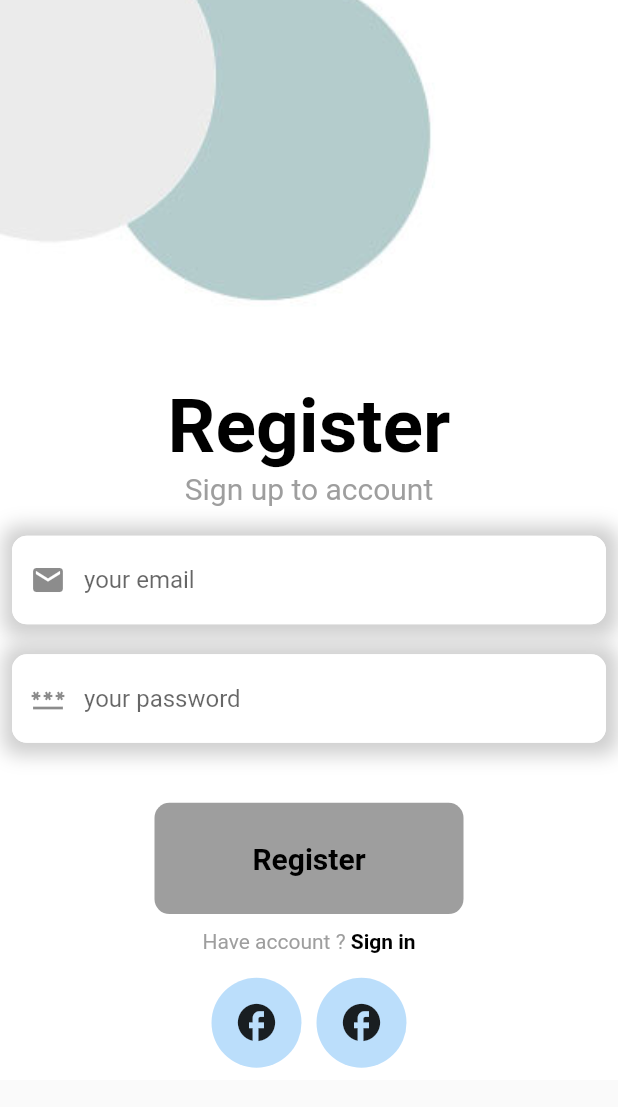
After one commit to Idris-feudjio/Tchombe, a Flutter app: the SignUpForm screen opened directly, on a phone screen of 412 x 824 dp. The commit adds this screen. Shown: the top 1107 px of the screen. Run offline on Flutter 3.47's test engine with Material 2 defaults, Android fonts, the phone set to English and light mode, and no system bars; our stand-ins replace built_collection, built_value, cloud_firestore, firebase_core, firebase_storage, get and 5 more; accounts and stored records are empty.

Commit message:
J'ai créé la vue de login et du register User

```diff
--- /dev/null
+++ b/lib/app/auth/register/sign_up_form.dart
@@ -0,0 +1,130 @@
+import 'package:flutter/gestures.dart';
+import 'package:flutter/material.dart';
+import 'package:get/get.dart';
+import 'package:tchombe/app/auth/widgets/custom_background.dart';
+import 'package:tchombe/app/auth/widgets/custom_header.dart';
+import 'package:tchombe/app/auth/widgets/custom_textfield.dart';
+
+class SignUpForm extends StatelessWidget {
+  const SignUpForm({Key? key}) : super(key: key);
+
+  @override
+  Widget build(BuildContext context) {
+    double width = MediaQuery.of(context).size.width;
+    double height = MediaQuery.of(context).size.height;
+    return Scaffold(
+      resizeToAvoidBottomInset: true,
+      body: AuthBackground(
+        child: SingleChildScrollView(
+          child: Padding(
+            padding: const EdgeInsets.all(8.0),
+            child: Column(
+              children: [
+                const CustomHeaderLogo(),
+                Column(
+                  children: [
+                    const Text(
+                      'Register',
+                      style:
+                          TextStyle(fontSize: 50, fontWeight: FontWeight.bold),
+                    ),
+                    Text(
+                      'Sign up to account',
+                      style: TextStyle(fontSize: 20, color: Colors.grey[500]),
+                    ),
+                    const SizedBox(height: 20),
+                    const CustomRoundTextField(
+                      hintText: 'your email',
+                      icon: Icon(Icons.email),
+                    ),
+                    const SizedBox(height: 20),
+                    const CustomRoundTextField(
+                      hintText: 'your password',
+                      icon: Icon(Icons.password),
+                    ),
+                    const SizedBox(height: 20),
+                    /*                  Row(
+                      children: [
+                        Expanded(child: Container()),
+                        Text(
+                          'forgot password ?',
+                          style:
+                          TextStyle(fontSize: 20, color: Colors.grey[500]),
+                        ),
+                      ],
+                    ),*/
+                  ],
+                ),
+                const SizedBox(height: 20),
+                Container(
+                  width: width * 0.5,
+                  height: height * 0.09,
+                  decoration: BoxDecoration(
+                      borderRadius: BorderRadius.circular(10),
+                      color: Colors.grey),
+                  child: const Center(
+                    child: Text(
+                      'Register',
+                      style:
+                          TextStyle(fontSize: 20, fontWeight: FontWeight.bold),
+                    ),
+                  ),
+                ),
+                const SizedBox(height: 10),
+                RichText(
+                  textAlign: TextAlign.end,
+                  text: TextSpan(
+                      text: 'Have account ? ',
+                      style: TextStyle(color: Colors.grey[500]),
+                      children: [
+                        TextSpan(
+                          recognizer: TapGestureRecognizer()..onTap=()=>Get.back(),
+                          text: 'Sign in',
+                          style:const  TextStyle(
+                              color: Colors.black, fontWeight: FontWeight.bold),
+                        ),
+                      ]),
+                ),
+                SizedBox(height: height * .02),
+                Row(
+                  mainAxisAlignment: MainAxisAlignment.center,
+                  children: const [
+                    CircleAvatar(
+                      radius: 30,
+                      child: Icon(
+                        Icons.facebook_outlined,
+                        size: 30,
+                      ),
+                    ),
+                    SizedBox(width: 10,),
+                    CircleAvatar(
+                      radius: 30,
+                      child: Icon(
+                        Icons.facebook_outlined,
+                        size: 30,
+                      ),
+                    ),
+                  ],
+                )
+/*                RichText(
+                  textAlign: TextAlign.end,
+                  text: TextSpan(
+                      text: 'Not account yet ?',
+                      style: TextStyle(color: Colors.grey[500]),
+                      children: const [
+                        TextSpan(
+                          // recognizer: GestureRecognizer(),
+                          text: 'Sign up',
+                          style: TextStyle(
+                              color: Colors.black, fontWeight: FontWeight.bold),
+                        ),
+                      ]),
+                ),*/
+              ],
+            ),
+          ),
+        ),
+      ),
+    );
+  }
+}
--- /dev/null
+++ b/lib/app/auth/widgets/custom_background.dart
@@ -0,0 +1,18 @@
+import 'package:flutter/material.dart';
+import 'package:tchombe/utils/tchombe_asset.dart';
+
+class AuthBackground extends StatelessWidget {
+  const AuthBackground({required this.child, Key? key}) : super(key: key);
+  final Widget child;
+
+  @override
+  Widget build(BuildContext context) {
+    return Container(
+        decoration: const BoxDecoration(
+          image: DecorationImage(
+              image: AssetImage(TchombeAsset.IMG_BACKGROUND),
+              fit: BoxFit.cover),
+        ),
+        child: child);
+  }
+}
--- /dev/null
+++ b/lib/app/auth/widgets/custom_header.dart
@@ -0,0 +1,20 @@
+import 'package:flutter/material.dart';
+
+class CustomHeaderLogo extends StatelessWidget {
+  const CustomHeaderLogo({Key? key}) : super(key: key);
+
+  @override
+  Widget build(BuildContext context) {
+    double height = MediaQuery.of(context).size.height;
+    return Container(
+      height: height * .3,
+      padding: const EdgeInsets.only(top: 40, left: 70, right: 70, bottom: 10),
+     /* child: Center(
+        widthFactor: .5,
+        child: Image.asset(
+          TchombeAsset.IMG_LOGO,
+        ),
+      ),*/
+    );
+  }
+}
--- /dev/null
+++ b/lib/app/auth/widgets/custom_textfield.dart
@@ -0,0 +1,70 @@
+import 'package:flutter/material.dart';
+
+class CustomRoundTextField extends StatelessWidget {
+  const CustomRoundTextField({this.hintText,required this.icon,  Key? key}) : super(key: key);
+
+  final String? hintText;
+  final Widget icon;
+
+  @override
+  Widget build(BuildContext context) {
+    return Container(
+      decoration: BoxDecoration(
+          color: Colors.white,
+          borderRadius: BorderRadius.circular(10),
+          boxShadow: [
+            BoxShadow(
+              blurRadius: 10,
+              offset: const Offset(1, 1),
+              color: Colors.grey.withOpacity(0.5),
+              spreadRadius: 7,
+            )
+          ]),
+      child: TextField(
+        decoration: InputDecoration(
+          hintText: hintText,
+            prefixIcon: icon,
+            focusedBorder: OutlineInputBorder(
+              borderRadius: BorderRadius.circular(10),
+              borderSide: const BorderSide(color: Colors.white, width: 1.0),
+            ),
+            enabledBorder: OutlineInputBorder(
+              borderRadius: BorderRadius.circular(10),
+              borderSide: const BorderSide(color: Colors.white, width: 1.0),
+            ),
+            border: OutlineInputBorder(
+              borderRadius: BorderRadius.circular(10),
+            )),
+      ),
+    );
+  }
+}
+
+/*
+Container(
+decoration: BoxDecoration(
+borderRadius: BorderRadius.circular(10),
+boxShadow: [
+BoxShadow(
+blurRadius: 10,
+offset: const Offset(1, 1),
+color: Colors.grey.withOpacity(0.5),
+spreadRadius: 7,
+)
+]),
+child: TextField(
+decoration: InputDecoration(
+focusedBorder: OutlineInputBorder(
+borderRadius: BorderRadius.circular(10),
+borderSide: const BorderSide(color: Colors.white, width: 1.0),
+),
+enabledBorder: OutlineInputBorder(
+borderRadius: BorderRadius.circular(10),
+borderSide: const BorderSide(color: Colors.white, width: 1.0),
+),
+border: OutlineInputBorder(
+borderRadius: BorderRadius.circular(10),
+)),
+),
+),
+*/
--- a/lib/app/home/views/widgets/drawer.dart
+++ b/lib/app/home/views/widgets/drawer.dart
@@ -11,6 +11,8 @@ class MainDrawer extends StatelessWidget {
           children: [
             MyDrawerHeader(),
             DrawerList(),
+            const ListTile(title:Text('data') ,)
+
           ],
         ),
       ),
--- a/lib/utils/routes.dart
+++ b/lib/utils/routes.dart
@@ -1,4 +1,6 @@
 import 'package:get/get.dart';
+import 'package:tchombe/app/auth/login/controller/sign_in_page.dart';
+import 'package:tchombe/app/auth/register/sign_up_form.dart';
 import 'package:tchombe/app/clothes/views/clothes_page.dart';
 import 'package:tchombe/app/clothes/views/detail_clothes_view.dart';
 import 'package:tchombe/app/clothes/views/single_image_page.dart';
```
Also changed, not shown: lib/app/auth/login/controller/sign_in_page.dart (added, +91 -0 lines), lib/app/home/views/widgets/drawer_list.dart (+16 -1 lines), lib/core/db_helper/tchombe_abstract_dao.dart (+3 -4 lines), lib/app/auth/login/controller/login_form.dart (deleted).
